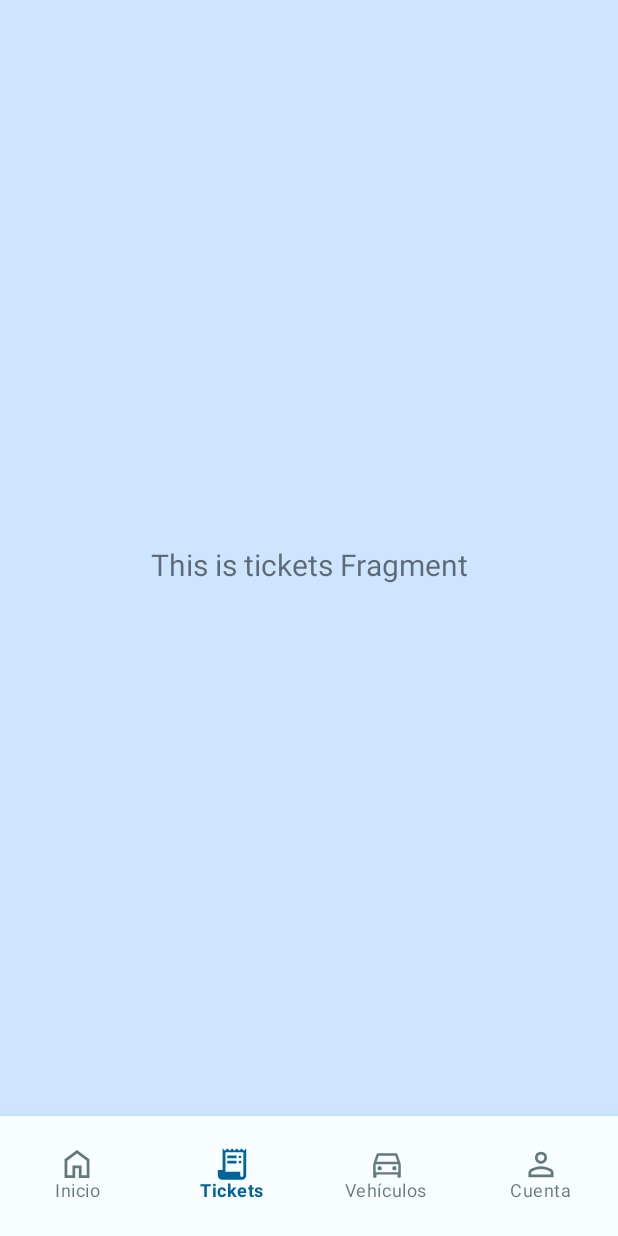
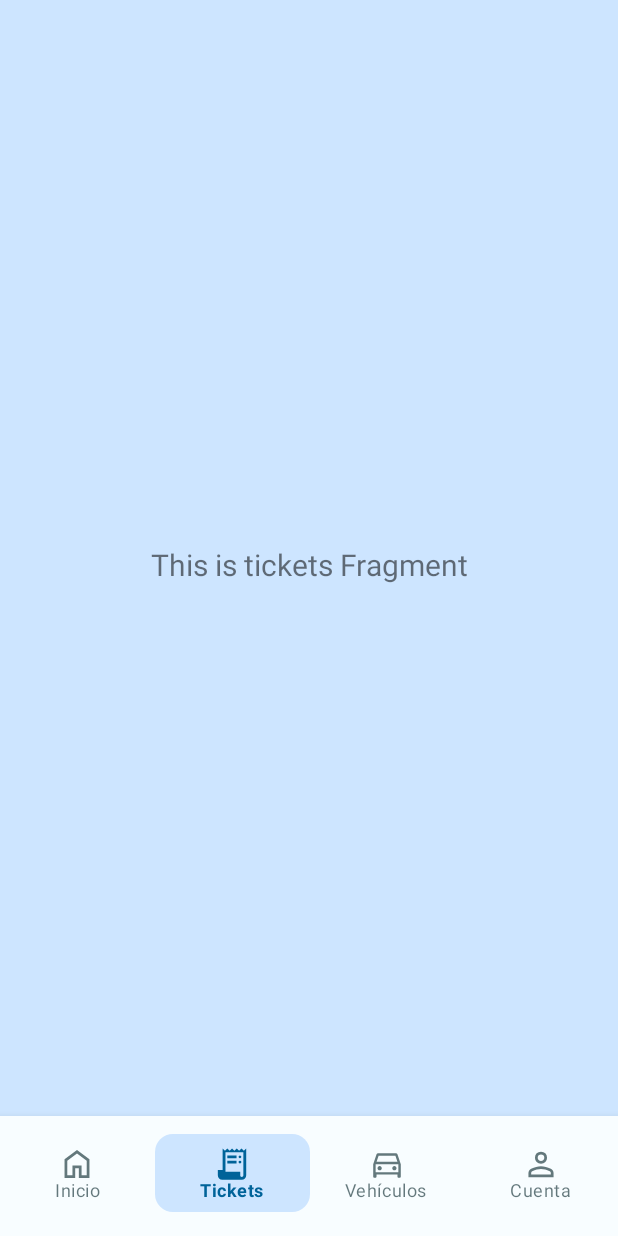
Before and after one commit to xicotet/ZonaBlava, an Android app: the screen it shows after launch (MainActivity), item 2 of the bottom bar chosen, on a phone screen of 412 x 824 dp. Run offline under Robolectric (Android 15) with nearby library versions, the phone set to English and light mode, and no system bars; our stand-ins replace navigation-ui.

Commit message:
Add pill-shaped active indicator in navigation bar

```diff
--- /dev/null
+++ b/app/src/main/res/drawable/nav_item_active_indicator_selector.xml
@@ -0,0 +1,19 @@
+<?xml version="1.0" encoding="utf-8"?>
+<selector xmlns:android="http://schemas.android.com/apk/res/android">
+    <!-- Filled state when selected -->
+    <item android:state_selected="true">
+        <shape android:shape="rectangle">
+            <solid android:color="@color/md_theme_light_primaryContainer" />
+            <corners android:radius="@dimen/active_indicator_corner_radius" />
+            <size
+                android:width="@dimen/active_indicator_width"
+                android:height="@dimen/active_indicator_height" />
+        </shape>
+    </item>
+    <!-- Empty state for all other cases -->
+    <item>
+        <shape android:shape="rectangle">
+            <!-- Add your desired empty state properties here -->
+        </shape>
+    </item>
+</selector>
--- a/app/src/main/res/layout/activity_main.xml
+++ b/app/src/main/res/layout/activity_main.xml
@@ -26,6 +26,7 @@
         android:paddingBottom="16dp"
         android:background="@color/md_theme_light_background"
         app:menu="@menu/bottom_nav_menu"
+        app:itemBackground="@drawable/nav_item_active_indicator_selector"
         app:labelVisibilityMode="labeled"
         app:layout_constraintBottom_toBottomOf="parent"
         app:layout_constraintLeft_toLeftOf="parent"
--- a/app/src/main/res/values/dimens.xml
+++ b/app/src/main/res/values/dimens.xml
@@ -51,4 +51,9 @@
     <!-- ELEVATION -->
     <dimen name="elevation_profile_card">12dp</dimen>
 
+    <!-- Navigation bar active indicator dimensions -->
+    <dimen name="active_indicator_corner_radius">12dp</dimen>
+    <dimen name="active_indicator_width">64dp</dimen>
+    <dimen name="active_indicator_height">32dp</dimen>
+
 </resources>
--- a/app/src/main/res/values/themes.xml
+++ b/app/src/main/res/values/themes.xml
@@ -50,5 +50,4 @@
         <item name="labelVisibilityMode">labeled</item>
         <item name="menu">@menu/bottom_nav_menu</item>
     </style>
-
 </resources>
```
